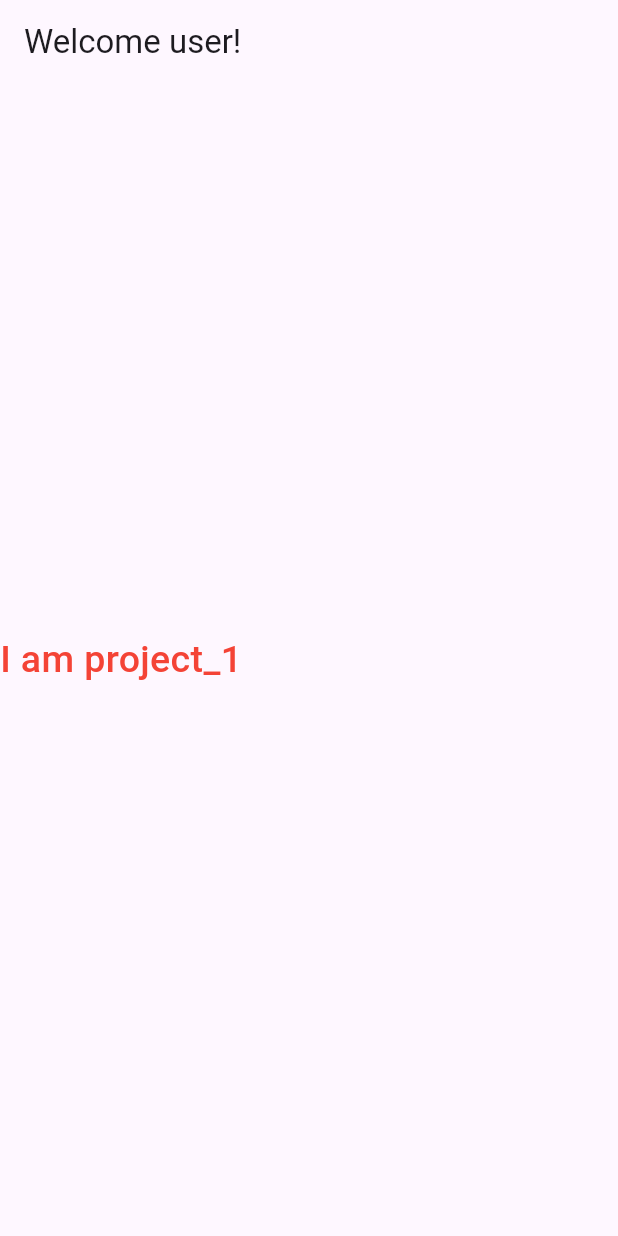
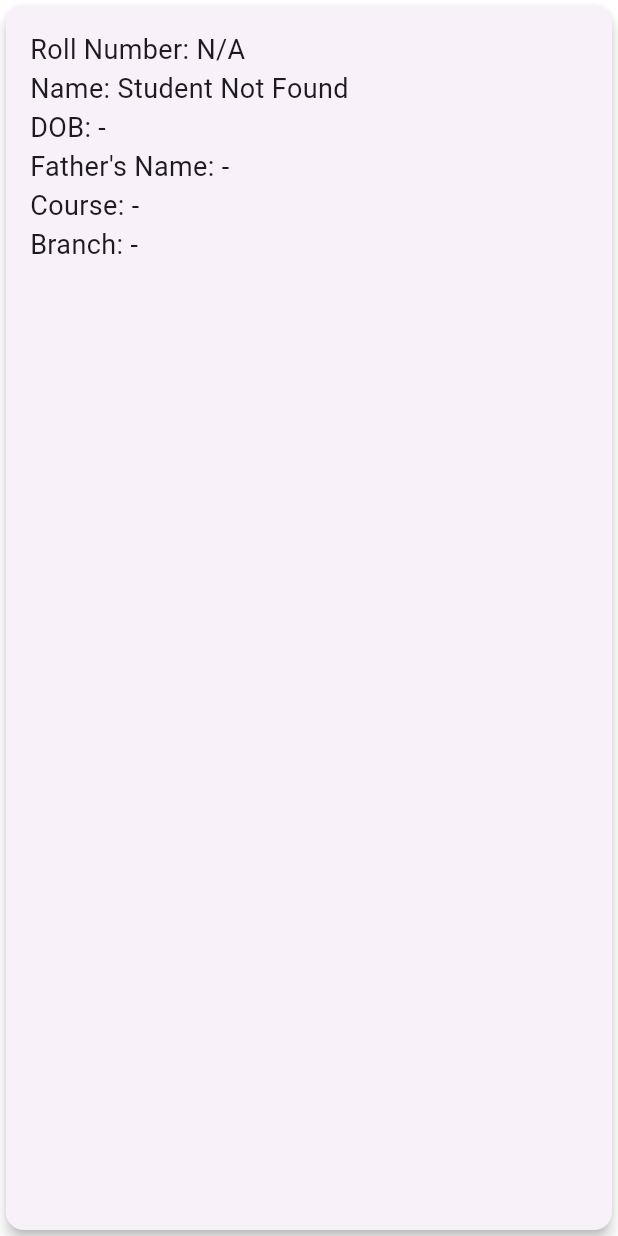
Before and after one commit to Kishankdeveloper/sub_project_2, a Flutter app: the screen it shows after launch, on a phone screen of 412 x 824 dp. Run offline on Flutter 3.47's test engine with Material 3 defaults, Android fonts, the phone set to English and light mode, and no system bars.

Commit message:
fourth commit

```diff
--- a/lib/main.dart
+++ b/lib/main.dart
@@ -17,7 +17,7 @@ class MyApp extends StatelessWidget {
         colorScheme: ColorScheme.fromSeed(seedColor: Colors.deepPurple),
         useMaterial3: true
       ),
-      home: const ProjectTwoPage(),
+      home: const ProjectTwoPage(userId: '',),
     );
   }
 }
--- a/lib/project_two_page.dart
+++ b/lib/project_two_page.dart
@@ -1,29 +1,113 @@
 import 'package:flutter/material.dart';
 
 class ProjectTwoPage extends StatefulWidget {
-  const ProjectTwoPage({super.key});
+  final String userId;
+  const ProjectTwoPage({super.key, required this.userId});
 
   @override
   State<ProjectTwoPage> createState() => _ProjectTwoPageState();
 }
 
 class _ProjectTwoPageState extends State<ProjectTwoPage> {
+  Map<String, dynamic>? studentDetails;
+  bool isLoading = true;
+
+  @override
+  void initState() {
+    super.initState();
+    _loadStudentDetails();
+  }
+
+  void _loadStudentDetails() async {
+    setState(() {
+      isLoading = true;
+    });
+
+    await Future.delayed(const Duration(seconds: 3)); // Simulated API delay
+
+    setState(() {
+      studentDetails = _getStudentDetails(widget.userId);
+      isLoading = false;
+    });
+  }
+
+  Map<String, dynamic> _getStudentDetails(String userId) {
+    final students = {
+      "101": {
+        "rollNumber": "STU-101",
+        "name": "Alice Johnson",
+        "dob": "2002-03-15",
+        "fatherName": "Michael Johnson",
+        "course": "B.Sc",
+        "branch": "Mathematics",
+      },
+      "102": {
+        "rollNumber": "STU-102",
+        "name": "Bob Smith",
+        "dob": "2001-07-22",
+        "fatherName": "David Smith",
+        "course": "B.Tech",
+        "branch": "Mechanical Engineering",
+      },
+      "103": {
+        "rollNumber": "STU-103",
+        "name": "Clara Brown",
+        "dob": "2003-11-05",
+        "fatherName": "Robert Brown",
+        "course": "B.Com",
+        "branch": "Accounting",
+      },
+      "104": {
+        "rollNumber": "STU-104",
+        "name": "Daniel Lee",
+        "dob": "2000-12-19",
+        "fatherName": "Steven Lee",
+        "course": "B.Tech",
+        "branch": "Computer Science",
+      },
+    };
+
+    return students[userId] ??
+        {
+          "rollNumber": "N/A",
+          "name": "Student Not Found",
+          "dob": "-",
+          "fatherName": "-",
+          "course": "-",
+          "branch": "-",
+        };
+  }
+
   @override
   Widget build(BuildContext context) {
-    return Scaffold(
-      appBar: AppBar(
-        title: Text('Welcome user!'),
-      ),
-      body: Column(
-        mainAxisAlignment: MainAxisAlignment.center,
-        crossAxisAlignment: CrossAxisAlignment.center,
-        children: [
-          Text("I am project_1", style: TextStyle(
-              color: Colors.red,
-              fontWeight: FontWeight.w500,
-              fontSize: 25
-          ),),
-        ],
+    if (isLoading) {
+      return const Center(
+        child: CircularProgressIndicator(),
+      );
+    }
+
+    if (studentDetails == null) {
+      return const Center(
+        child: Text("No student details found."),
+      );
+    }
+
+    return Card(
+      elevation: 4,
+      shape: RoundedRectangleBorder(borderRadius: BorderRadius.circular(12)),
+      child: Padding(
+        padding: const EdgeInsets.all(16),
+        child: Column(
+          crossAxisAlignment: CrossAxisAlignment.start,
+          children: [
+            Text("Roll Number: ${studentDetails!['rollNumber']}", style: const TextStyle(fontSize: 18)),
+            Text("Name: ${studentDetails!['name']}", style: const TextStyle(fontSize: 18)),
+            Text("DOB: ${studentDetails!['dob']}", style: const TextStyle(fontSize: 18)),
+            Text("Father's Name: ${studentDetails!['fatherName']}", style: const TextStyle(fontSize: 18)),
+            Text("Course: ${studentDetails!['course']}", style: const TextStyle(fontSize: 18)),
+            Text("Branch: ${studentDetails!['branch']}", style: const TextStyle(fontSize: 18)),
+          ],
+        ),
       ),
     );
   }
```
